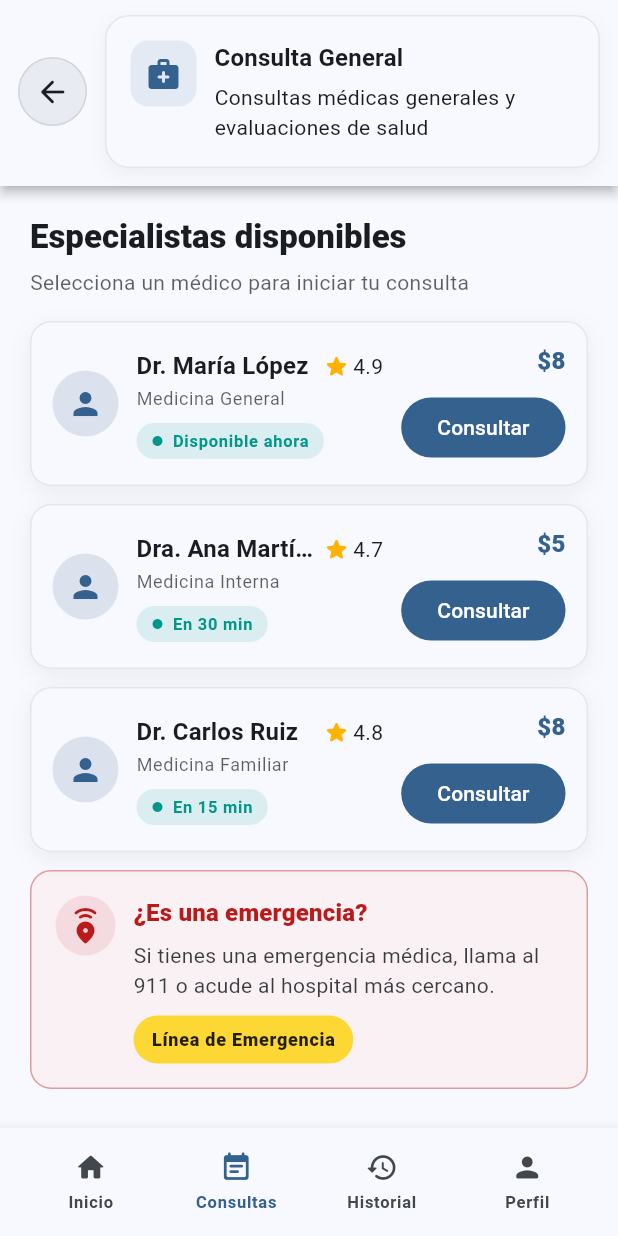
After one commit to ValeriaCastro04/proyecto_hidoc, a Flutter app: the DoctoresDisponiblesPage screen opened directly, on a phone screen of 412 x 824 dp. The commit adds this screen. Run offline on Flutter 3.47's test engine with Material 3 defaults, Android fonts, the light colour scheme and no system bars; our stand-ins replace go_router.

Commit message:
página de médicos disponibles, lista

```diff
--- /dev/null
+++ b/lib/common/shared_widgets/header_bar.dart
@@ -0,0 +1,189 @@
+import 'package:flutter/material.dart';
+import 'package:go_router/go_router.dart';
+
+class HeaderBar extends StatelessWidget implements PreferredSizeWidget {
+  final double height;
+  final Widget child;
+
+  const HeaderBar._({
+    required this.child,
+    required this.height,
+    super.key,
+  });
+
+  /// Header de marca: logo + acciones (Inicio)
+  factory HeaderBar.brand({
+    required String logoAsset,
+    String? title,
+    double logoHeight = 28,
+    List<Widget>? actions,
+  }) {
+    return HeaderBar._(
+      height: 64,
+      child: Row(
+        children: [
+          Row(
+            children: [
+              Image.asset(logoAsset, height: logoHeight),
+              if (title != null) ...[
+                const SizedBox(width: 8),
+                Text(
+                  title,
+                  style: const TextStyle(
+                    fontWeight: FontWeight.w700,
+                    fontSize: 18,
+                  ),
+                  overflow: TextOverflow.ellipsis,
+                ),
+              ],
+            ],
+          ),
+          const Spacer(),
+          ...(actions ?? []),
+        ],
+      ),
+    );
+  }
+
+  /// Header de categoría: botón atrás + tarjeta (icono, título, subtítulo)
+  /// Altura mayor para permitir 2 líneas sin recortes
+  factory HeaderBar.category({
+    required String title,
+    String? subtitle,
+    IconData icon = Icons.medical_services_rounded,
+    VoidCallback? onBack,
+  }) {
+    return HeaderBar._(
+      height: 124,
+      child: Row(
+        children: [
+          _BackCircleButton(onBack: onBack),
+          const SizedBox(width: 12),
+          Expanded(
+            child: _CategoryTile(
+              icon: icon,
+              title: title,
+              subtitle: subtitle,
+            ),
+          ),
+        ],
+      ),
+    );
+  }
+
+  @override
+  Widget build(BuildContext context) {
+    final cs = Theme.of(context).colorScheme;
+    return Material(
+      color: cs.surface,
+      elevation: 3,
+      child: SafeArea(
+        bottom: false,
+        child: Padding(
+          padding: const EdgeInsets.fromLTRB(12, 10, 12, 12),
+          child: child,
+        ),
+      ),
+    );
+  }
+
+  @override
+  Size get preferredSize => Size.fromHeight(height);
+}
+
+class _BackCircleButton extends StatelessWidget {
+  final VoidCallback? onBack;
+  const _BackCircleButton({this.onBack});
+
+  @override
+  Widget build(BuildContext context) {
+    final cs = Theme.of(context).colorScheme;
+    return InkWell(
+      onTap: onBack ??
+          () {
+            if (context.canPop()) {
+              context.pop();
+            } else {
+              context.go('/');
+            }
+          },
+      borderRadius: BorderRadius.circular(999),
+      child: Container(
+        padding: const EdgeInsets.all(10),
+        decoration: BoxDecoration(
+          color: cs.surfaceVariant.withOpacity(.6),
+          shape: BoxShape.circle,
+          border: Border.all(color: cs.outline.withOpacity(.2)),
+        ),
+        child: Icon(Icons.arrow_back_rounded, color: cs.onSurface),
+      ),
+    );
+  }
+}
+
+class _CategoryTile extends StatelessWidget {
+  final IconData icon;
+  final String title;
+  final String? subtitle;
+  const _CategoryTile({required this.icon, required this.title, this.subtitle});
+
+  @override
+  Widget build(BuildContext context) {
+    final cs = Theme.of(context).colorScheme;
+    final tt = Theme.of(context).textTheme;
+
+    return Container(
+      decoration: BoxDecoration(
+        color: cs.surface,
+        borderRadius: BorderRadius.circular(16),
+        border: Border.all(color: cs.outline.withOpacity(.15)),
+        boxShadow: [
+          BoxShadow(
+            color: Colors.black.withOpacity(.05),
+            blurRadius: 10,
+            offset: const Offset(0, 4),
+          )
+        ],
+      ),
+      padding: const EdgeInsets.all(16),
+      child: Row(
+        crossAxisAlignment: CrossAxisAlignment.start,
+        children: [
+          // Icono
+          Container(
+            height: 44,
+            width: 44,
+            decoration: BoxDecoration(
+              color: cs.primary.withOpacity(.1),
+              borderRadius: BorderRadius.circular(12),
+            ),
+            child: Icon(icon, color: cs.primary),
+          ),
+          const SizedBox(width: 12),
+          Expanded(
+            child: Column(
+              crossAxisAlignment: CrossAxisAlignment.start,
+              children: [
+                Text(
+                  title,
+                  maxLines: 1,
+                  overflow: TextOverflow.ellipsis,
+                  style: tt.titleMedium?.copyWith(fontWeight: FontWeight.w700),
+                ),
+                if (subtitle != null) ...[
+                  const SizedBox(height: 4),
+                  Text(
+                    subtitle!,
+                    maxLines: 2,
+                    overflow: TextOverflow.ellipsis,
+                    style: tt.bodyMedium,
+                  ),
+                ],
+              ],
+            ),
+          ),
+        ],
+      ),
+    );
+  }
+}
--- a/lib/config/router/app_router.dart
+++ b/lib/config/router/app_router.dart
@@ -16,6 +16,10 @@ import 'package:proyecto_hidoc/features/user/screen/homeuser_screen.dart';
 import 'package:proyecto_hidoc/features/user/screen/consultas_screen.dart';
 import 'package:proyecto_hidoc/features/user/screen/historial_screen.dart';
 import 'package:proyecto_hidoc/features/user/screen/perfil_screen.dart';
+
+//page reutilizable de paciente
+import 'package:proyecto_hidoc/features/user/pages/doctores_disponibles.dart';
+
 
 final GoRouter appRouter = GoRouter(
   // 👇 que arranque en la pantalla de bienvenida
@@ -36,16 +40,27 @@ final GoRouter appRouter = GoRouter(
       name: RegisterScreen.name,
       builder: (context, state) => const RegisterScreen(),
     ),
+    // ================== PACIENTE ==================
     GoRoute(
     path: '/home_user',
     name: HomeUserScreen.name,
     builder: (context, state) => const HomeUserScreen(),
   ),
-  GoRoute(
-    path: '/consultas',
-    name: 'ConsultasUser',
-    builder: (context, state) => const ConsultasScreen(),
-  ),
+    GoRoute(
+      path: '/consultas',
+      name: 'ConsultasUser',
+      builder: (context, state) => const ConsultasScreen(),
+      routes: [
+        // Reutilizable por categoría: /consultas/:category
+        GoRoute(
+          path: ':category',
+          name: DoctoresDisponiblesPage.name, // 'DoctoresDisponibles'
+          builder: (context, state) => DoctoresDisponiblesPage(
+            categoryPath: state.pathParameters['category'],
+          ),
+        ),
+      ],
+    ),
   GoRoute(
     path: '/historial',
     name: 'HistorialUser',
@@ -56,6 +71,8 @@ final GoRouter appRouter = GoRouter(
     name: 'PerfilUser',
     builder: (context, state) => const PerfilScreen(),
   ),
+
+  // ================== DOCTOR ==================
     GoRoute(
       path: '/home_doctor',
       name: HomeDoctorScreen.name,
--- /dev/null
+++ b/lib/features/user/models/doctor_category.dart
@@ -0,0 +1,23 @@
+enum DoctorCategory { general, especializada, pediatrica }
+
+extension DoctorCategoryX on DoctorCategory {
+  String get path => switch (this) {
+        DoctorCategory.general => 'general',
+        DoctorCategory.especializada => 'especializada',
+        DoctorCategory.pediatrica => 'pediatrica',
+      };
+
+  String get title => switch (this) {
+        DoctorCategory.general => 'Consulta General',
+        DoctorCategory.especializada => 'Consulta Especializada',
+        DoctorCategory.pediatrica => 'Consulta Pediátrica',
+      };
+
+  static DoctorCategory fromPath(String? v) {
+    return switch (v) {
+      'especializada' => DoctorCategory.especializada,
+      'pediatrica' => DoctorCategory.pediatrica,
+      _ => DoctorCategory.general, // default
+    };
+  }
+}
--- /dev/null
+++ b/lib/features/user/pages/doctores_disponibles.dart
@@ -0,0 +1,269 @@
+import 'package:flutter/material.dart';
+import 'package:proyecto_hidoc/features/user/models/doctor_category.dart';
+import 'package:proyecto_hidoc/common/shared_widgets/footer.dart';
+import 'package:proyecto_hidoc/features/user/widgets/footer_user.dart';
+import 'package:proyecto_hidoc/common/shared_widgets/header_bar.dart';
+import 'package:go_router/go_router.dart';
+
+// —— Ejemplo de “repositorio” que luego puedes cambiar por API/DB —— //
+class Doctor {
+  final String nombre;
+  final String especialidad;
+  final double rating;
+  final int precio;
+  final String disponibilidad;
+  Doctor({
+    required this.nombre,
+    required this.especialidad,
+    required this.rating,
+    required this.precio,
+    required this.disponibilidad,
+  });
+}
+
+abstract class DoctorRepository {
+  Future<List<Doctor>> getByCategory(DoctorCategory category);
+}
+
+// Mock simple por ahora (luego cambias la implementación sin tocar la UI)
+class InMemoryDoctorRepo implements DoctorRepository {
+  @override
+  Future<List<Doctor>> getByCategory(DoctorCategory category) async {
+    await Future.delayed(const Duration(milliseconds: 250)); // simula carga
+    return switch (category) {
+      DoctorCategory.general => [
+        Doctor(nombre: 'Dr. María López', especialidad: 'Medicina General', rating: 4.9, precio: 8, disponibilidad: 'Disponible ahora'),
+        Doctor(nombre: 'Dra. Ana Martínez', especialidad: 'Medicina Interna', rating: 4.7, precio: 5, disponibilidad: 'En 30 min'),
+        Doctor(nombre: 'Dr. Carlos Ruiz', especialidad: 'Medicina Familiar', rating: 4.8, precio: 8, disponibilidad: 'En 15 min'),
+      ],
+      DoctorCategory.especializada => [
+        Doctor(nombre: 'Dr. Pablo Gómez', especialidad: 'Cardiología', rating: 4.8, precio: 12, disponibilidad: 'Mañana'),
+        Doctor(nombre: 'Dra. Sofía Rivas', especialidad: 'Dermatología', rating: 4.6, precio: 10, disponibilidad: 'Hoy 5:00 PM'),
+      ],
+      DoctorCategory.pediatrica => [
+        Doctor(nombre: 'Dra. Elisa Torres', especialidad: 'Pediatría', rating: 4.9, precio: 9, disponibilidad: 'Disponible ahora'),
+      ],
+    };
+  }
+}
+
+// ———————————————— PAGE ———————————————— //
+class DoctoresDisponiblesPage extends StatelessWidget {
+  static const String name = 'DoctoresDisponibles';
+  final String? categoryPath;
+  const DoctoresDisponiblesPage({super.key, this.categoryPath});
+
+  @override
+  Widget build(BuildContext context) {
+    final category = DoctorCategoryX.fromPath(categoryPath);
+    final repo = InMemoryDoctorRepo(); // luego inyectas via Provider/Riverpod
+
+    final cs = Theme.of(context).colorScheme;
+    final tt = Theme.of(context).textTheme;
+
+    return Scaffold(
+      appBar: HeaderBar.category(
+          title: category.title, // p.ej. "Consulta General"
+          subtitle: 'Consultas médicas generales y evaluaciones de salud',
+          icon: Icons.medical_services_rounded,
+          onBack: () {
+            if (context.canPop()) {
+              context.pop();
+            } else {
+              context.go('/consultas');
+            }
+          },
+        ),
+      body: SafeArea(
+        child: FutureBuilder<List<Doctor>>(
+          future: repo.getByCategory(category),
+          builder: (context, snap) {
+            if (snap.connectionState != ConnectionState.done) {
+              return const Center(child: CircularProgressIndicator());
+            }
+            final items = snap.data ?? [];
+
+            return SingleChildScrollView(
+              child: Padding(
+                padding: const EdgeInsets.only(bottom: 88),
+                child: Column(
+                  crossAxisAlignment: CrossAxisAlignment.start,
+                  children: [
+                    const SizedBox(height: 20),
+                    // Título de lista
+                    Padding(
+                      padding: const EdgeInsets.symmetric(horizontal: 20),
+                      child: Column(
+                        crossAxisAlignment: CrossAxisAlignment.start,
+                        children: [
+                          Text('Especialistas disponibles',
+                              style: tt.titleLarge?.copyWith(
+                                fontWeight: FontWeight.w800,
+                              )),
+                          const SizedBox(height: 6),
+                          Text(
+                            'Selecciona un médico para iniciar tu consulta',
+                            style: tt.bodyMedium?.copyWith(
+                              color: cs.onSurface.withOpacity(.7),
+                            ),
+                          ),
+                        ],
+                      ),
+                    ),
+                    const SizedBox(height: 16),
+
+                    // Lista de doctores
+                    Padding(
+                      padding: const EdgeInsets.symmetric(horizontal: 20),
+                      child: Column(
+                        children: [
+                          for (final d in items) ...[
+                            _DoctorCard(doctor: d, onTap: () {
+                              // TODO: ir a detalle (con id cuando tengas BD)
+                              // context.goNamed('DoctorDetalle', pathParameters:{'id': '...'});
+                            }),
+                            const SizedBox(height: 12),
+                          ],
+                          _EmergencyCard(),
+                          const SizedBox(height: 8),
+                        ],
+                      ),
+                    ),
+                  ],
+                ),
+              ),
+            );
+          },
+        ),
+      ),
+      bottomNavigationBar:
+          Footer(buttons: userFooterButtons(context, current: UserTab.consultas)),
+    );
+  }
+}
+
+class _CategoryHeader extends StatelessWidget {
+  final String title;
+  const _CategoryHeader({required this.title});
+
+  @override
+  Widget build(BuildContext context) {
+    final cs = Theme.of(context).colorScheme;
+    final tt = Theme.of(context).textTheme;
+    return Container(
+      decoration: BoxDecoration(
+        color: cs.surface,
+        borderRadius: BorderRadius.circular(16),
+        border: Border.all(color: cs.outline.withOpacity(.15)),
+        boxShadow: [BoxShadow(color: Colors.black.withOpacity(.05), blurRadius: 10, offset: const Offset(0, 4))],
+      ),
+      child: ListTile(
+        contentPadding: const EdgeInsets.all(16),
+        leading: Container(
+          height: 44,
+          width: 44,
+          decoration: BoxDecoration(
+            color: cs.primary.withOpacity(.1),
+            borderRadius: BorderRadius.circular(12),
+          ),
+          child: Icon(Icons.medical_services_rounded, color: cs.primary),
+        ),
+        title: Text(title, style: tt.titleMedium?.copyWith(fontWeight: FontWeight.w700)),
+        subtitle: const Text('Consultas médicas y evaluaciones de salud'),
+      ),
+    );
+  }
+}
+
+class _DoctorCard extends StatelessWidget {
+  final Doctor doctor;
+  final VoidCallback onTap;
+  const _DoctorCard({required this.doctor, required this.onTap});
+
+  @override
+  Widget build(BuildContext context) {
+    final cs = Theme.of(context).colorScheme;
+    final tt = Theme.of(context).textTheme;
+
+    return Container(
+      decoration: BoxDecoration(
+        color: cs.surface,
+        borderRadius: BorderRadius.circular(14),
+        border: Border.all(color: cs.outline.withOpacity(.15)),
+        boxShadow: [BoxShadow(color: Colors.black.withOpacity(.06), blurRadius: 12, offset: const Offset(0, 4))],
+      ),
+      child: Padding(
+        padding: const EdgeInsets.all(14),
+        child: Row(
+          children: [
+            CircleAvatar(radius: 22, backgroundColor: cs.primary.withOpacity(.15), child: Icon(Icons.person, color: cs.primary)),
+            const SizedBox(width: 12),
+            Expanded(
+              child: Column(crossAxisAlignment: CrossAxisAlignment.start, children: [
+                Row(children: [
+                  Expanded(child: Text(doctor.nombre, style: tt.titleMedium?.copyWith(fontWeight: FontWeight.w700), overflow: TextOverflow.ellipsis)),
+                  const SizedBox(width: 6),
+                  Icon(Icons.star_rounded, size: 18, color: Colors.amber.shade600),
+                  const SizedBox(width: 2),
+                  Text(doctor.rating.toStringAsFixed(1), style: tt.bodyMedium),
+                ]),
+                const SizedBox(height: 2),
+                Text(doctor.especialidad, style: tt.bodySmall?.copyWith(color: cs.onSurface.withOpacity(.7))),
+                const SizedBox(height: 8),
+                Container(
+                  padding: const EdgeInsets.symmetric(horizontal: 10, vertical: 4),
+                  decoration: BoxDecoration(color: Colors.teal.withOpacity(.12), borderRadius: BorderRadius.circular(999)),
+                  child: Row(mainAxisSize: MainAxisSize.min, children: [
+                    const Icon(Icons.circle, size: 8, color: Colors.teal),
+                    const SizedBox(width: 6),
+                    Text(doctor.disponibilidad, style: tt.labelSmall?.copyWith(color: Colors.teal, fontWeight: FontWeight.w700)),
+                  ]),
+                ),
+              ]),
+            ),
+            const SizedBox(width: 12),
+            Column(crossAxisAlignment: CrossAxisAlignment.end, children: [
+              Text('\$${doctor.precio}', style: tt.titleMedium?.copyWith(color: cs.primary, fontWeight: FontWeight.w800)),
+              const SizedBox(height: 8),
+              FilledButton(onPressed: onTap, child: const Text('Consultar')),
+            ]),
+          ],
+        ),
+      ),
+    );
+  }
+}
+
+class _EmergencyCard extends StatelessWidget {
+  @override
+  Widget build(BuildContext context) {
+    final cs = Theme.of(context).colorScheme;
+    final tt = Theme.of(context).textTheme;
+    return Container(
+      padding: const EdgeInsets.all(16),
+      decoration: BoxDecoration(
+        color: cs.errorContainer.withOpacity(.25),
+        borderRadius: BorderRadius.circular(14),
+        border: Border.all(color: cs.error.withOpacity(.4)),
+      ),
+      child: Row(crossAxisAlignment: CrossAxisAlignment.start, children: [
+        CircleAvatar(radius: 20, backgroundColor: cs.error.withOpacity(.1), child: Icon(Icons.emergency_share_rounded, color: cs.error)),
+        const SizedBox(width: 12),
+        Expanded(
+          child: Column(crossAxisAlignment: CrossAxisAlignment.start, children: [
+            Text('¿Es una emergencia?', style: tt.titleMedium?.copyWith(color: cs.error, fontWeight: FontWeight.w800)),
+            const SizedBox(height: 6),
+            Text('Si tienes una emergencia médica, llama al 911 o acude al hospital más cercano.',
+                style: tt.bodyMedium?.copyWith(color: cs.onSurface.withOpacity(.85))),
+            const SizedBox(height: 10),
+            Container(
+              padding: const EdgeInsets.symmetric(horizontal: 12, vertical: 8),
+              decoration: BoxDecoration(color: Colors.yellow.shade600, borderRadius: BorderRadius.circular(999)),
+              child: Text('Línea de Emergencia', style: tt.labelMedium?.copyWith(color: Colors.black87, fontWeight: FontWeight.w800)),
+            ),
+          ]),
+        ),
+      ]),
+    );
+  }
+}
--- a/lib/features/user/screen/homeuser_screen.dart
+++ b/lib/features/user/screen/homeuser_screen.dart
@@ -2,6 +2,7 @@ import 'package:flutter/material.dart';
 import 'package:proyecto_hidoc/features/user/widgets/footer_user.dart';
 import 'package:proyecto_hidoc/common/shared_widgets/footer.dart';
 import 'package:proyecto_hidoc/features/user/widgets/quick_actions_user.dart';
+import 'package:proyecto_hidoc/common/shared_widgets/header_bar.dart';
 
 class HomeUserScreen extends StatelessWidget {
   static const String name = 'HomeUser';
@@ -9,7 +10,24 @@ class HomeUserScreen extends StatelessWidget {
 
   @override
   Widget build(BuildContext context) {
+    final cs = Theme.of(context).colorScheme;
     return Scaffold(
+      appBar: HeaderBar.brand(
+        logoAsset: 'assets/brand/hidoc_logo.png',
+        title: 'HiDoc!',
+        actions: [
+          IconButton(
+            onPressed: () {},
+            icon: Icon(Icons.notifications_none_rounded, color: Theme.of(context).colorScheme.onSurface),
+          ),
+          const SizedBox(width: 8),
+          CircleAvatar(
+            backgroundColor: cs.primary,
+            foregroundColor: cs.onPrimary,
+            child: const Text('JP'),
+          ),
+        ],
+      ),
       body: SafeArea(
         child: SingleChildScrollView(
           child: Padding(
@@ -66,42 +84,8 @@ class _HomeHeader extends StatelessWidget {
       child: Column(
         crossAxisAlignment: CrossAxisAlignment.start,
         children: [
-          Row(
-            children: [
-              Row(
-                children: [
-                  // 👇 Aquí tu logo en lugar del ícono
-                  Image.asset(
-                    'assets/brand/hidoc_logo.png',
-                    height: 28,
-                  ),
-                  const SizedBox(width: 8),
-                  Text(
-                    'HiDoc!',
-                    style: theme.textTheme.titleLarge?.copyWith(
-                      fontWeight: FontWeight.bold,
-                      color: colorScheme.onPrimary,
-                    ),
-                  ),
-                ],
-              ),
-              const Spacer(),
-              IconButton(
-                onPressed: () {},
-                icon: Icon(
-                  Icons.notifications_none_rounded,
-                  color: colorScheme.onPrimary,
-                ),
-              ),
-              const SizedBox(width: 8),
-              CircleAvatar(
-                backgroundColor: colorScheme.onPrimary,
-                foregroundColor: colorScheme.primary,
-                child: const Text('JP'),
-              ),
-            ],
-          ),
-          const SizedBox(height: 28),
+          // 🔻 quitamos la fila con logo/acciones (ya está en el HeaderBar)
+          const SizedBox(height: 4),
           Text(
             'Buenas noches, Juan',
             style: theme.textTheme.headlineMedium?.copyWith(
@@ -116,6 +100,7 @@ class _HomeHeader extends StatelessWidget {
               color: colorScheme.onPrimary.withOpacity(0.85),
             ),
           ),
+          const SizedBox(height: 10),
         ],
       ),
     );
--- a/lib/features/user/widgets/quick_actions_user.dart
+++ b/lib/features/user/widgets/quick_actions_user.dart
@@ -1,20 +1,23 @@
 import 'package:flutter/material.dart';
 import 'package:go_router/go_router.dart';
 import 'package:proyecto_hidoc/common/global_widgets/outline_button.dart';
+import 'package:proyecto_hidoc/features/user/pages/doctores_disponibles.dart';
 
 class QuickActionsUser extends StatelessWidget {
   const QuickActionsUser({super.key});
 
   @override
   Widget build(BuildContext context) {
-    // 3 botones iguales en una fila, con el estilo de tu OutlineButton
     return Row(
       children: [
         Expanded(
           child: OutlineButton(
             icon: Icons.volunteer_activism_rounded,
             text: 'General',
-            onPressed: () => context.go('/consultas'),
+            onPressed: () => context.goNamed(
+              DoctoresDisponiblesPage.name,           // 'DoctoresDisponibles'
+              pathParameters: {'category': 'general'},
+            ),
           ),
         ),
         const SizedBox(width: 10),
@@ -22,7 +25,10 @@ class QuickActionsUser extends StatelessWidget {
           child: OutlineButton(
             icon: Icons.medical_services_rounded,
             text: 'Especializada',
-            onPressed: () => context.go('/consultas'),
+            onPressed: () => context.goNamed(
+              DoctoresDisponiblesPage.name,
+              pathParameters: {'category': 'especializada'},
+            ),
           ),
         ),
         const SizedBox(width: 10),
@@ -30,7 +36,10 @@ class QuickActionsUser extends StatelessWidget {
           child: OutlineButton(
             icon: Icons.child_care_rounded,
             text: 'Pediátrica',
-            onPressed: () => context.go('/consultas'),
+            onPressed: () => context.goNamed(
+              DoctoresDisponiblesPage.name,
+              pathParameters: {'category': 'pediatrica'},
+            ),
           ),
         ),
       ],
```
